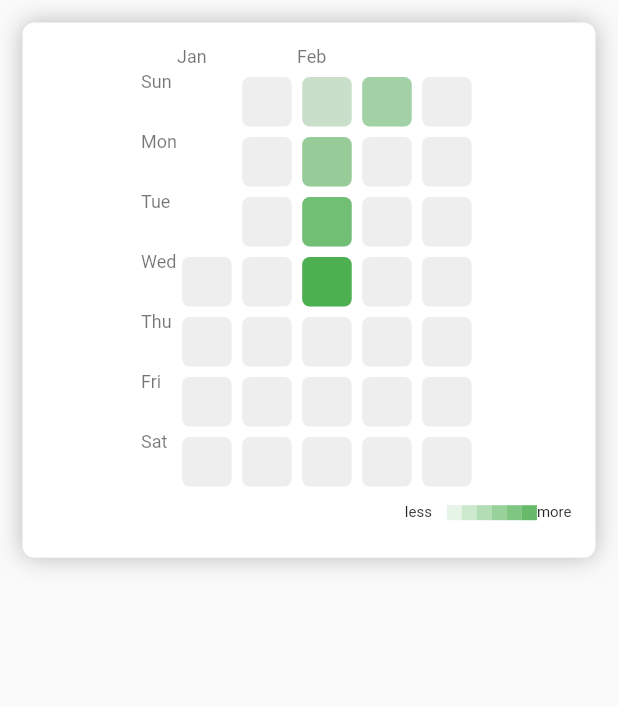
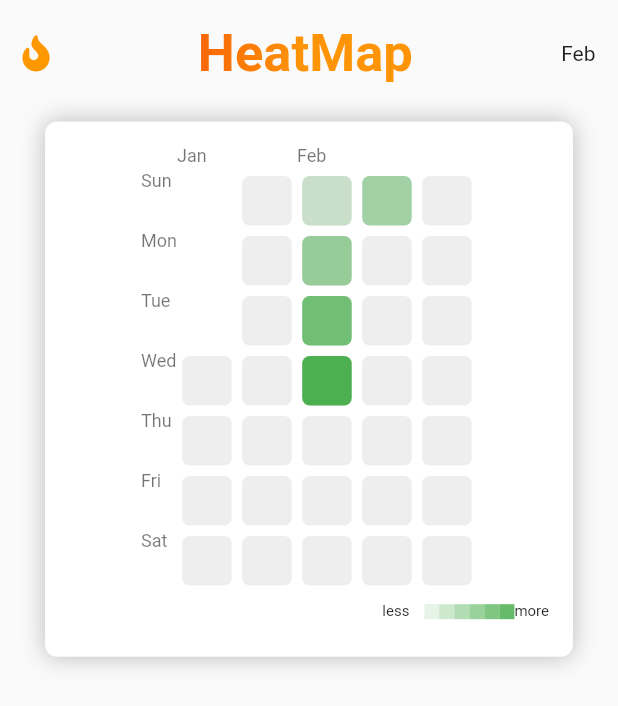
Before and after one commit to RGTechPro/habit_heat, a Flutter app: the ActivityPage screen opened directly, on a phone screen of 412 x 824 dp. Shown: the top 706 px of the screen. Run offline on Flutter 3.47's test engine with Material 2 defaults, Android fonts, the phone set to English and light mode, and no system bars; drawn by our look-alikes of flutter_heatmap_calendar; our stand-ins replace cloud_firestore, firebase_auth, flutter_signin_button, flutter_svg, font_awesome_flutter, google_sign_in and 3 more; missing offline and left inert: cloud_firestore_web, firebase_auth_web, firebase_core_web, google_sign_in_web; accounts and stored records are empty.

Commit message:
some changes

```diff
--- a/lib/sccreens/activity_page.dart
+++ b/lib/sccreens/activity_page.dart
@@ -1,5 +1,8 @@
 import 'package:flutter/material.dart';
+import 'package:font_awesome_flutter/font_awesome_flutter.dart';
 import 'package:habit_heat/widgets/heat_map.dart';
+import 'package:intl/intl.dart';
+import 'package:month_picker_dialog/month_picker_dialog.dart';
 
 class ActivityPage extends StatefulWidget {
   const ActivityPage({Key? key}) : super(key: key);
@@ -9,14 +12,58 @@ class ActivityPage extends StatefulWidget {
 }
 
 class _ActivityPageState extends State<ActivityPage> {
+  DateTime currentDate = DateTime.now();
+  final Shader linearGradient = LinearGradient(
+    colors: <Color>[
+      Color.fromARGB(255, 236, 12, 12),
+      Color.fromARGB(255, 255, 148, 7)
+    ],
+  ).createShader(Rect.fromLTWH(0.0, 0.0, 200.0, 70.0));
   @override
   Widget build(BuildContext context) {
+    String month = DateFormat('MMM').format(currentDate);
+
     return SafeArea(
       child: Scaffold(
         body: Padding(
           padding: const EdgeInsets.all(15.0),
-          child: Column(children: [Container(
-
+          child: Column(children: [
+            Row(
+              mainAxisAlignment: MainAxisAlignment.spaceBetween,
+              children: [
+                FaIcon(
+                  FontAwesomeIcons.fire,
+                  color: Colors.orange,
+                ),
+                Text(
+                  'HeatMap',
+                  style: TextStyle(
+                      fontFamily: 'Roboto',
+                      fontSize: 35,
+                      fontWeight: FontWeight.bold,
+                      foreground: Paint()..shader = linearGradient),
+                ),
+                GestureDetector(
+                  child: Text(month),
+                  onTap: () {
+                    showMonthPicker(context: context, initialDate: currentDate)
+                        .then((date) {
+                      if (date != null) {
+                        setState(() {
+                          currentDate = date;
+                        });
+                      }
+                    });
+                  },
+                )
+              ],
+            ),
+            SizedBox(
+              height: 10,
+            ),
+            Padding(
+              padding: const EdgeInsets.all(15.0),
+              child: Container(
                   decoration: BoxDecoration(
                       color: Colors.white,
                       boxShadow: [
@@ -28,8 +75,9 @@ class _ActivityPageState extends State<ActivityPage> {
                       ],
                       borderRadius: BorderRadius.all(Radius.circular(8)),
                       border: Border.all(color: Colors.grey.withOpacity(.01))),
-
-            child: HeatMaps())]),
+                  child: HeatMaps()),
+            )
+          ]),
         ),
       ),
     );
--- a/pubspec.yaml
+++ b/pubspec.yaml
@@ -23,6 +23,7 @@ dependencies:
   intl: ^0.17.0
   url_launcher: ^6.0.20
   flutter_heatmap_calendar: ^1.0.3
+  month_picker_dialog: ^0.4.0
 
   # The following adds the Cupertino Icons font to your application.
   # Use with the CupertinoIcons class for iOS style icons.
```
Lines whose indentation alone changed are shown as unchanged.
